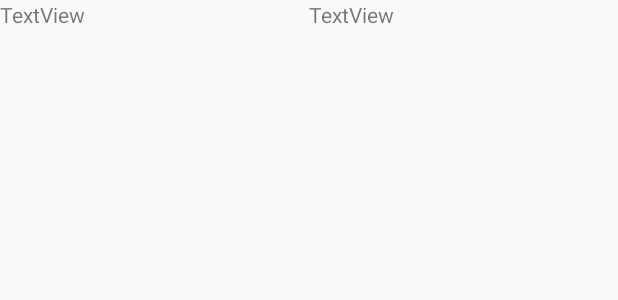
After one commit to Javacream/org.javacream.training.android, an Android app: the layout person_row_layout.xml on its own in the app's theme, with its tools: preview values and no code run, on a phone screen of 412 x 824 dp. The commit adds this screen. Shown: the top 300 px of the screen. Run offline under Robolectric (Android 15) with nearby library versions, the phone set to English and light mode, and no system bars.

Commit message:
implement people list view

```diff
--- /dev/null
+++ b/app/src/main/res/layout/person_row_layout.xml
@@ -0,0 +1,19 @@
+<?xml version="1.0" encoding="utf-8"?>
+<LinearLayout xmlns:android="http://schemas.android.com/apk/res/android"
+    android:layout_width="match_parent"
+    android:layout_height="match_parent">
+
+    <TextView
+        android:id="@+id/firstnameInRow"
+        android:layout_width="wrap_content"
+        android:layout_height="wrap_content"
+        android:layout_weight="1"
+        android:text="TextView" />
+
+    <TextView
+        android:id="@+id/lastnameInRow"
+        android:layout_width="wrap_content"
+        android:layout_height="wrap_content"
+        android:layout_weight="1"
+        android:text="TextView" />
+</LinearLayout>
```
Also changed, not shown: app/src/main/java/org/javacream/training/android/people/PeopleArrayAdapter.java (added, +30 -0 lines), app/src/main/java/org/javacream/training/android/people/PeopleListActivity.java (+10 -0 lines), app/src/main/res/layout/activity_people_list.xml (+6 -2 lines).
